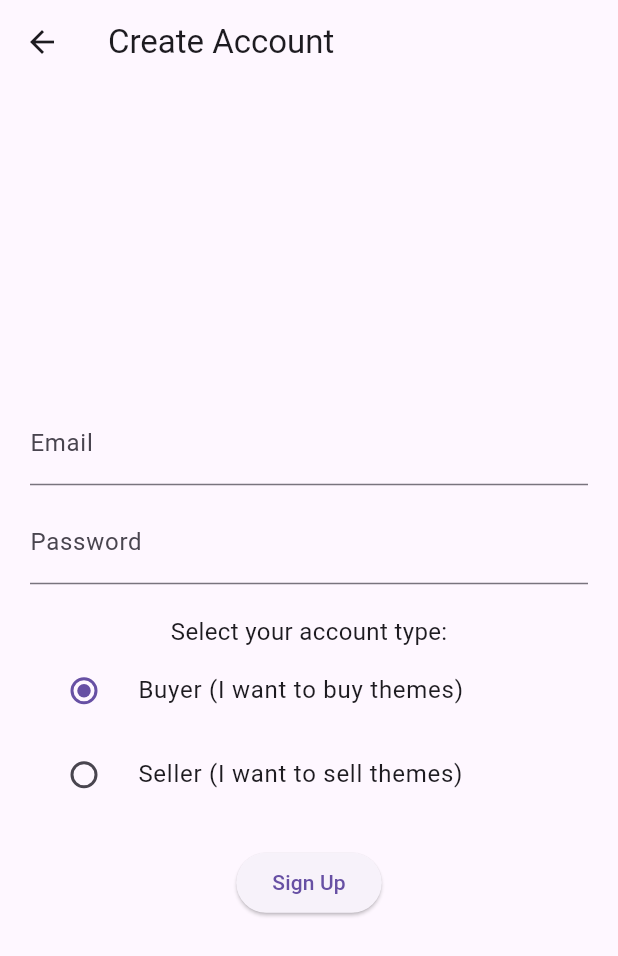
After one commit to ucuypa/marketplace_app, a Flutter app: the RegistrationScreen screen opened directly, on a phone screen of 412 x 824 dp. The commit adds this screen. Shown: the top 956 px of the screen. Run offline on Flutter 3.47's test engine with Material 3 defaults, Android fonts, the phone set to English and light mode, and no system bars; our stand-ins replace cloud_firestore, device_preview, firebase_auth, firebase_core, flutter_riverpod; accounts and stored records are empty; network calls fail.

Commit message:
Authentication and User Model Configured

```diff
--- /dev/null
+++ b/lib/UserModel/user_model.dart
@@ -0,0 +1,19 @@
+import 'package:cloud_firestore/cloud_firestore.dart';
+
+class UserModel {
+  final String uid;
+  final String email;
+  final String role; // 'buyer' or 'seller'
+
+  UserModel({required this.uid, required this.email, required this.role});
+
+  // Factory constructor to create a UserModel from a Firestore document
+  factory UserModel.fromFirestore(DocumentSnapshot doc) {
+    Map data = doc.data() as Map<String, dynamic>;
+    return UserModel(
+      uid: doc.id,
+      email: data['email'] ?? '',
+      role: data['role'] ?? 'buyer', // Default to 'buyer' if missing
+    );
+  }
+}
--- /dev/null
+++ b/lib/authentication/registration.dart
@@ -0,0 +1,154 @@
+import 'package:flutter/material.dart';
+import 'package:firebase_auth/firebase_auth.dart';
+import 'package:cloud_firestore/cloud_firestore.dart';
+
+// An enum to make role selection cleaner
+enum UserRole { buyer, seller }
+
+class RegistrationScreen extends StatefulWidget {
+  const RegistrationScreen({super.key});
+
+  @override
+  State<RegistrationScreen> createState() => _RegistrationScreenState();
+}
+
+class _RegistrationScreenState extends State<RegistrationScreen> {
+  // Text editing controllers
+  final _emailController = TextEditingController();
+  final _passwordController = TextEditingController();
+
+  // The currently selected role
+  UserRole _selectedRole = UserRole.buyer; // Default to Buyer
+
+  // Loading state
+  bool _isLoading = false;
+
+  // The main sign-up function
+  Future<void> _signUp() async {
+    if (mounted) setState(() => _isLoading = true);
+
+    try {
+      // 1. Create User with Firebase Authentication
+      final UserCredential userCredential = await FirebaseAuth.instance
+          .createUserWithEmailAndPassword(
+            email: _emailController.text.trim(),
+            password: _passwordController.text.trim(),
+          );
+
+      // Check if user was created and get the UID
+      final User? firebaseUser = userCredential.user;
+      if (firebaseUser == null) {
+        throw Exception("User creation failed, please try again.");
+      }
+
+      final String uid = firebaseUser.uid;
+
+      // 2. Save User Role to Cloud Firestore
+      // We use .doc(uid) to set the document ID to be the same as the auth UID
+      await FirebaseFirestore.instance.collection('users').doc(uid).set({
+        'uid': uid,
+        'email': _emailController.text.trim(),
+        'role': _selectedRole == UserRole.buyer
+            ? 'buyer'
+            : 'seller', // Store role as a string
+        'createdAt': Timestamp.now(),
+        // Add other fields you want, like 'name', 'profilePicUrl', etc.
+      });
+
+      // 3. (Optional) Navigate to Home Screen
+      if (mounted) {
+        // You can check the role and navigate to the correct dashboard
+        if (_selectedRole == UserRole.buyer) {
+          // Navigator.pushReplacement(context, MaterialPageRoute(builder: (_) => BuyerHomeScreen()));
+        } else {
+          // Navigator.pushReplacement(context, MaterialPageRoute(builder: (_) => SellerDashboard()));
+        }
+        ScaffoldMessenger.of(context).showSnackBar(
+          const SnackBar(content: Text('Registration Successful!')),
+        );
+      }
+    } on FirebaseAuthException catch (e) {
+      // Handle errors (e.g., email-already-in-use, weak-password)
+      if (mounted) {
+        ScaffoldMessenger.of(context).showSnackBar(
+          SnackBar(content: Text(e.message ?? "An error occurred")),
+        );
+      }
+    } catch (e) {
+      if (mounted) {
+        ScaffoldMessenger.of(
+          context,
+        ).showSnackBar(SnackBar(content: Text(e.toString())));
+      }
+    }
+
+    if (mounted) setState(() => _isLoading = false);
+  }
+
+  @override
+  void dispose() {
+    _emailController.dispose();
+    _passwordController.dispose();
+    super.dispose();
+  }
+
+  @override
+  Widget build(BuildContext context) {
+    return Scaffold(
+      appBar: AppBar(title: const Text("Create Account")),
+      body: Padding(
+        padding: const EdgeInsets.all(20.0),
+        child: Column(
+          mainAxisAlignment: MainAxisAlignment.center,
+          children: [
+            TextFormField(
+              controller: _emailController,
+              decoration: const InputDecoration(labelText: 'Email'),
+              keyboardType: TextInputType.emailAddress,
+            ),
+            const SizedBox(height: 10),
+            TextFormField(
+              controller: _passwordController,
+              decoration: const InputDecoration(labelText: 'Password'),
+              obscureText: true,
+            ),
+            const SizedBox(height: 20),
+            // --- This is the Role Selector ---
+            const Text(
+              "Select your account type:",
+              style: TextStyle(fontSize: 16),
+            ),
+            RadioListTile<UserRole>(
+              title: const Text('Buyer (I want to buy themes)'),
+              value: UserRole.buyer,
+              groupValue: _selectedRole,
+              onChanged: (UserRole? value) {
+                if (value != null) {
+                  setState(() => _selectedRole = value);
+                }
+              },
+            ),
+            RadioListTile<UserRole>(
+              title: const Text('Seller (I want to sell themes)'),
+              value: UserRole.seller,
+              groupValue: _selectedRole,
+              onChanged: (UserRole? value) {
+                if (value != null) {
+                  setState(() => _selectedRole = value);
+                }
+              },
+            ),
+            // ---------------------------------
+            const SizedBox(height: 20),
+            _isLoading
+                ? const CircularProgressIndicator()
+                : ElevatedButton(
+                    onPressed: _signUp,
+                    child: const Text('Sign Up'),
+                  ),
+          ],
+        ),
+      ),
+    );
+  }
+}
--- a/pubspec.yaml
+++ b/pubspec.yaml
@@ -35,6 +35,9 @@ dependencies:
   # Use with the CupertinoIcons class for iOS style icons.
   cupertino_icons: ^1.0.8
   firebase_core: ^4.2.0
+  firebase_auth: ^6.1.1
+  cloud_firestore: ^6.0.3
+  flutter_riverpod: ^3.0.3
 
 dev_dependencies:
   flutter_test:
```
Also changed, not shown: lib/UserModel/auth_provider.dart (added, +33 -0 lines), lib/authentication/auth_wrapper.dart (added, +64 -0 lines), lib/authentication/login.dart (added, +149 -0 lines), lib/main.dart (+9 -21 lines), pubspec.lock, 3 other files.
